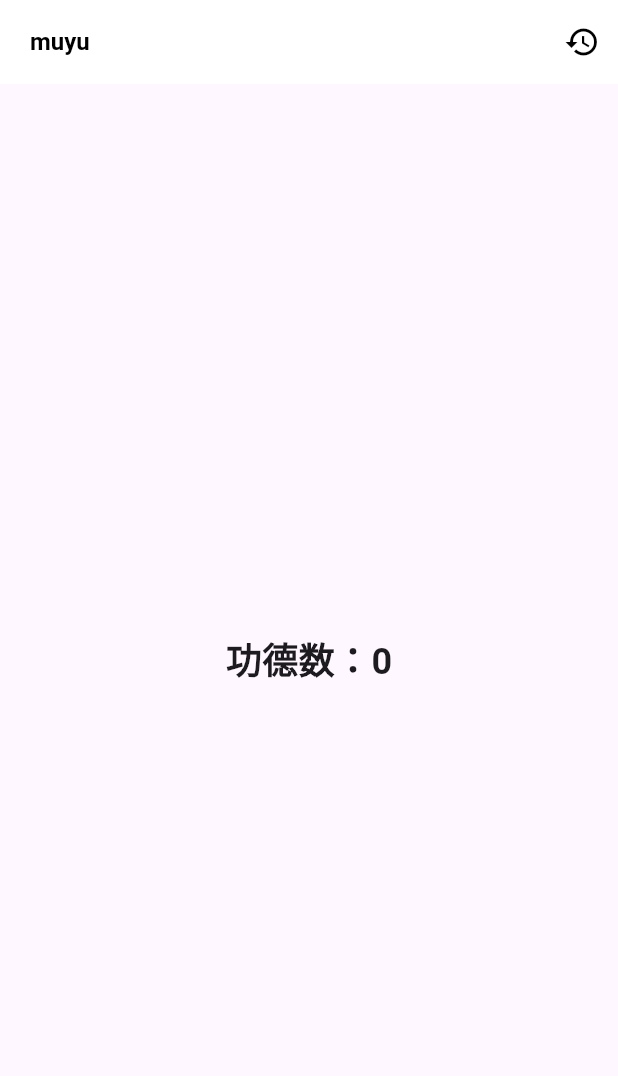
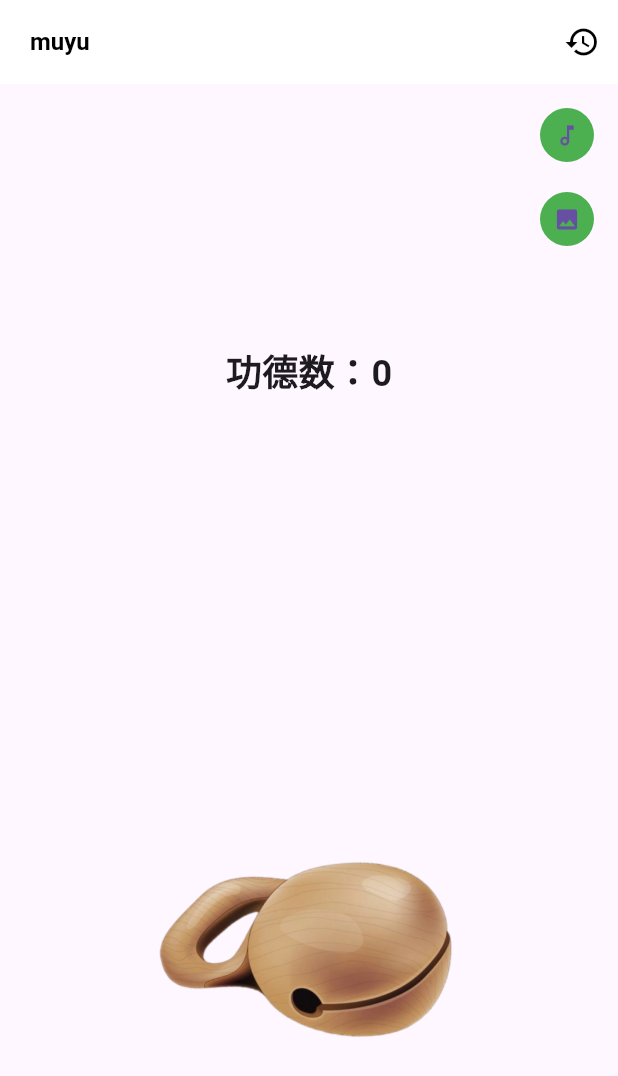
Before and after one commit to kekegdsz/flutter-answer-questions, a Flutter app: the screen it shows after launch, on a phone screen of 412 x 824 dp. Shown: the top 1076 px of the screen. Run offline on Flutter 3.47's test engine with Material 3 defaults, Android fonts, the phone set to English and light mode, and no system bars.

Commit message:
update example coding

```diff
--- /dev/null
+++ b/lib/muyu/count_panel.dart
@@ -0,0 +1,57 @@
+import 'package:flutter/material.dart';
+
+class CountPanel extends StatelessWidget {
+  final int count;
+  final VoidCallback onTapSwitchAudio;
+  final VoidCallback onTapSwitchImage;
+
+  const CountPanel({
+    super.key,
+    required this.count,
+    required this.onTapSwitchAudio,
+    required this.onTapSwitchImage,
+  });
+
+  @override
+  Widget build(BuildContext context) {
+    final ButtonStyle style = ElevatedButton.styleFrom(
+      minimumSize: const Size(36, 36),
+      padding: EdgeInsets.zero,
+      backgroundColor: Colors.green,
+      elevation: 0,
+    );
+
+    return Stack(
+      children: [
+        Center(
+          child: Text(
+            '功德数：$count',
+            style: TextStyle(
+              fontSize: 24,
+              fontWeight: FontWeight.bold,
+            ),
+          ),
+        ),
+        Positioned(
+            right: 10,
+            top: 10,
+            child: Wrap(
+              spacing: 8,
+              direction: Axis.vertical,
+              children: [
+                ElevatedButton(
+                  style: style,
+                  onPressed: onTapSwitchAudio,
+                  child: Icon(Icons.music_note_outlined),
+                ),
+                ElevatedButton(
+                  style: style,
+                  onPressed: onTapSwitchImage,
+                  child: Icon(Icons.image),
+                )
+              ],
+            ))
+      ],
+    );
+  }
+}
--- /dev/null
+++ b/lib/muyu/muyu_assets_image.dart
@@ -0,0 +1,21 @@
+import 'package:flutter/material.dart';
+
+class MuyuAssetsImage extends StatelessWidget {
+  final String image;
+  final VoidCallback onTap;
+
+  const MuyuAssetsImage({super.key, required this.image, required this.onTap});
+
+  @override
+  Widget build(BuildContext context) {
+    return Center(
+      child: GestureDetector(
+        onTap: onTap,
+        child: Image.asset(
+          image,
+          height: 200,
+        ),
+      ),
+    );
+  }
+}
--- a/lib/muyu/muyu_page.dart
+++ b/lib/muyu/muyu_page.dart
@@ -1,4 +1,8 @@
+import 'dart:math';
+
 import 'package:flutter/material.dart';
+import 'package:flutter_answer_questions/muyu/count_panel.dart';
+import 'package:flutter_answer_questions/muyu/muyu_assets_image.dart';
 
 class MuyuPage extends StatefulWidget {
   const MuyuPage({super.key});
@@ -10,44 +14,39 @@ class MuyuPage extends StatefulWidget {
 }
 
 class _MuyuPageState extends State<MuyuPage> {
+
+  int _counter = 0;
+  final Random random = Random();
+
   @override
   Widget build(BuildContext context) {
     return Scaffold(
       appBar: AppBar(
         title: const Text(" muyu"),
-        titleTextStyle: const TextStyle(color: Colors.black,fontSize: 16,fontWeight: FontWeight.bold),
+        titleTextStyle: const TextStyle(
+            color: Colors.black, fontSize: 16, fontWeight: FontWeight.bold),
         backgroundColor: Colors.white,
         iconTheme: const IconThemeData(color: Colors.black),
         elevation: 0,
         actions: [
-          IconButton(onPressed: _toHistory,icon: const Icon(Icons.history))
+          IconButton(onPressed: _toHistory, icon: const Icon(Icons.history))
         ],
       ),
       body: Column(
         children: [
-          Expanded(child: _buildTopContent()),
-          // Expanded(child: _buildImage()),
+          Expanded(child: CountPanel(count: _counter, onTapSwitchAudio: () {}, onTapSwitchImage: () {},)),
+          Expanded(child: MuyuAssetsImage(image: 'assets/images/muyu.png',onTap: _onKnock,)),
         ],
       ),
     );
   }
-
-  Widget _buildTopContent() {
-    return const Stack(
-      children: [
-        Center(
-          child: Text(
-            '功德数：0',
-            style: TextStyle(
-              fontSize: 24,
-              fontWeight: FontWeight.bold,
-            ),
-          ),
-        )
-      ],
-    );
+  void _onKnock() {
+    print("onTap:$_counter");
+    setState(() {
+      int addCount = 1 + random.nextInt(3);
+      _counter += addCount;
+    });
   }
 
   void _toHistory() {}
-
 }
--- a/pubspec.yaml
+++ b/pubspec.yaml
@@ -27,6 +27,7 @@ dependencies:
   # The following adds the Cupertino Icons font to your application.
   # Use with the CupertinoIcons class for iOS style icons.
   cupertino_icons: ^1.0.6
+  flame_audio: ^2.10.6
 
 dev_dependencies:
   flutter_test:
@@ -44,9 +45,8 @@ flutter:
 
   # To add Flutter specific assets to your application, add an assets section,
   # like this:
-  # assets:
-  #   - images/a_dot_burr.jpeg
-  #   - images/a_dot_ham.jpeg
+  assets:
+    - assets/images/
 
   # An image asset can refer to one or more resolution-specific "variants", see
   # https://flutter.dev/assets-and-images/#resolution-aware
```
Also changed, not shown: assets/images/muyu.png (added), pubspec.lock.
